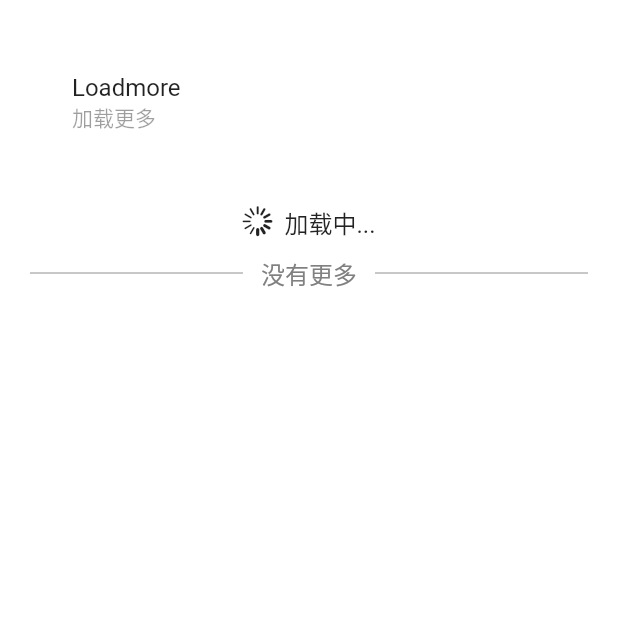
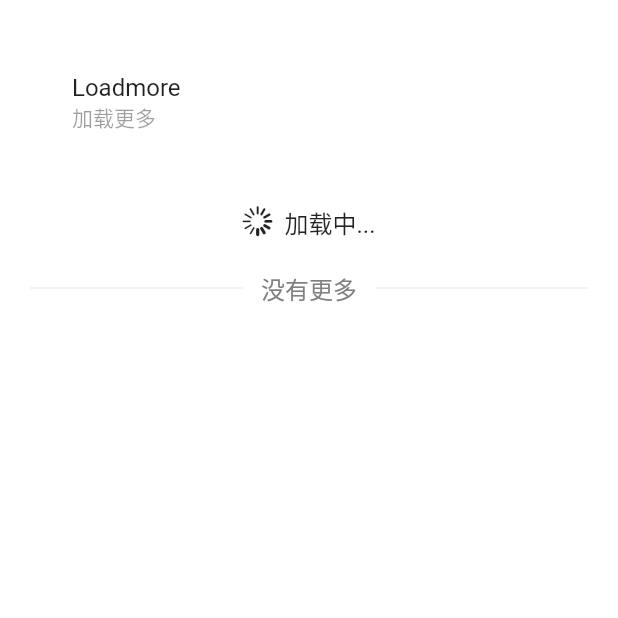
Before and after one commit to hello-coder-xu/yin_ui, a Flutter app: the LoadMore screen opened by its route, on a phone screen of 412 x 824 dp, the top half of it. Run offline on Flutter 3.47's test engine with Material 2 defaults, Android fonts, the phone set to English and light mode, and no system bars.

Commit message:
update loadmore demo

```diff
--- a/lib/views/loadmore.dart
+++ b/lib/views/loadmore.dart
@@ -15,7 +15,7 @@ class LoadMore extends StatelessWidget {
             loadingChild: '加载中...',
             moreChild: '没有更多',
           ),
-          SizedBox(height: 10),
+          SizedBox(height: 20),
           WeLoadMore(
             loading: false,
             loadingChild: '加载中...',
--- a/ui/lib/loadmore/index.dart
+++ b/ui/lib/loadmore/index.dart
@@ -11,7 +11,7 @@ const Widget _moreWidget = Text('加载更多');
 
 //加载中
 const Widget _divider =
-    Expanded(child: Divider(height: 1, color: Color(0xFF909090)));
+    Expanded(child: Divider(height: 0.5, color: Color(0xffE5E5E5)));
 
 //文字 padding
 final double _textPadding = 12.0;
```
